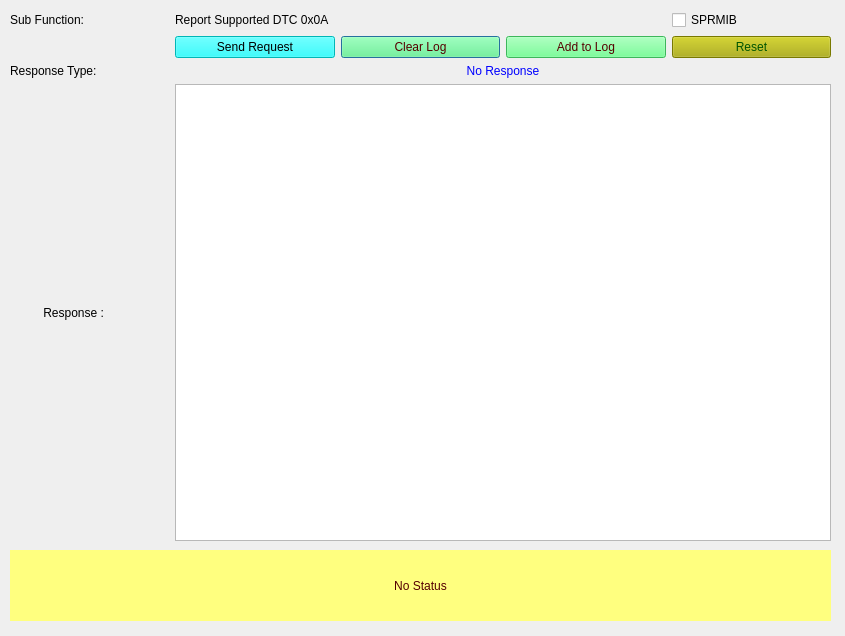
VicharaVandana/ProxiCan, file SID_19_0A.ui: the form before one commit.
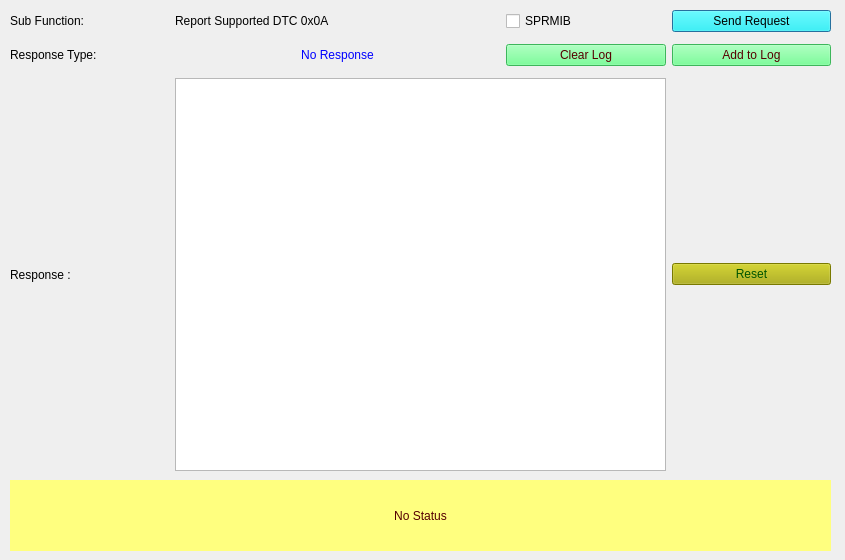
The form after the commit.

The edit to the form file:
```diff
--- a/SID_19_0A.ui
+++ b/SID_19_0A.ui
@@ -7,7 +7,7 @@
     <x>0</x>
     <y>0</y>
     <width>845</width>
-    <height>636</height>
+    <height>560</height>
    </rect>
   </property>
   <property name="windowTitle">
@@ -17,7 +17,7 @@
    <property name="geometry">
     <rect>
      <x>10</x>
-     <y>550</y>
+     <y>480</y>
      <width>821</width>
      <height>71</height>
     </rect>
@@ -43,7 +43,7 @@
      <x>10</x>
      <y>10</y>
      <width>821</width>
-     <height>531</height>
+     <height>461</height>
     </rect>
    </property>
    <layout class="QGridLayout" name="gridLayout_2">
@@ -60,25 +60,35 @@
     <item row="5" column="0">
      <widget class="QLabel" name="label_4">
       <property name="text">
-       <string>          Response : </string>
+       <string>Response : </string>
       </property>
      </widget>
     </item>
-    <item row="5" column="1" colspan="4">
-     <widget class="QTextBrowser" name="textBrowser_Resp"/>
+    <item row="2" column="0" rowspan="3">
+     <widget class="QLabel" name="label_5">
+      <property name="text">
+       <string>Response Type: </string>
+      </property>
+     </widget>
     </item>
-    <item row="1" column="2">
-     <widget class="QPushButton" name="pushButton_clearLog">
-      <property name="styleSheet">
-       <string notr="true">background-color: rgb(85, 255, 127);
-color: rgb(85, 0, 0);</string>
+    <item row="0" column="1" colspan="2">
+     <widget class="QLabel" name="subFunction_Name">
+      <property name="text">
+       <string>Report Supported DTC 0x0A</string>
       </property>
+     </widget>
+    </item>
+    <item row="0" column="3">
+     <widget class="QCheckBox" name="checkBox_suppressposmsg">
+      <property name="toolTip">
+       <string>If selected then Suppress Positive Response Message Indication bit will be set in Subfunction</string>
+      </property>
       <property name="text">
-       <string>Clear Log</string>
+       <string>SPRMIB</string>
       </property>
      </widget>
     </item>
-    <item row="1" column="1">
+    <item row="0" column="4">
      <widget class="QPushButton" name="pushButton_Send19_0AReq">
       <property name="toolTip">
        <string>&lt;html&gt;&lt;head/&gt;&lt;body&gt;&lt;p&gt;Sends the 19 service subfunction 0A request to ECU&lt;/p&gt;&lt;/body&gt;&lt;/html&gt;</string>
@@ -93,7 +103,10 @@
       </property>
      </widget>
     </item>
-    <item row="1" column="4">
+    <item row="5" column="1" colspan="3">
+     <widget class="QTextBrowser" name="textBrowser_Resp"/>
+    </item>
+    <item row="5" column="4">
      <widget class="QPushButton" name="pushButton_reset">
       <property name="styleSheet">
        <string notr="true">background-color: rgb(170, 170, 0);
@@ -105,42 +118,7 @@
       </property>
      </widget>
     </item>
-    <item row="1" column="3">
-     <widget class="QPushButton" name="pushButton_appendLog">
-      <property name="styleSheet">
-       <string notr="true">background-color: rgb(85, 255, 127);
-color: rgb(85, 0, 0);</string>
-      </property>
-      <property name="text">
-       <string>Add to Log</string>
-      </property>
-     </widget>
-    </item>
-    <item row="0" column="4">
-     <widget class="QCheckBox" name="checkBox_suppressposmsg">
-      <property name="toolTip">
-       <string>If selected then Suppress Positive Response Message Indication bit will be set in Subfunction</string>
-      </property>
-      <property name="text">
-       <string>SPRMIB</string>
-      </property>
-     </widget>
-    </item>
-    <item row="0" column="1" colspan="3">
-     <widget class="QLabel" name="subFunction_Name">
-      <property name="text">
-       <string>Report Supported DTC 0x0A</string>
-      </property>
-     </widget>
-    </item>
-    <item row="2" column="0" rowspan="3">
-     <widget class="QLabel" name="label_5">
-      <property name="text">
-       <string>Response Type: </string>
-      </property>
-     </widget>
-    </item>
-    <item row="2" column="1" rowspan="3" colspan="4">
+    <item row="2" column="1" rowspan="3" colspan="2">
      <widget class="QLabel" name="label_ResType">
       <property name="autoFillBackground">
        <bool>false</bool>
@@ -156,6 +134,28 @@
       </property>
      </widget>
     </item>
+    <item row="3" column="4">
+     <widget class="QPushButton" name="pushButton_appendLog">
+      <property name="styleSheet">
+       <string notr="true">background-color: rgb(85, 255, 127);
+color: rgb(85, 0, 0);</string>
+      </property>
+      <property name="text">
+       <string>Add to Log</string>
+      </property>
+     </widget>
+    </item>
+    <item row="3" column="3">
+     <widget class="QPushButton" name="pushButton_clearLog">
+      <property name="styleSheet">
+       <string notr="true">background-color: rgb(85, 255, 127);
+color: rgb(85, 0, 0);</string>
+      </property>
+      <property name="text">
+       <string>Clear Log</string>
+      </property>
+     </widget>
+    </item>
    </layout>
   </widget>
  </widget>
```
